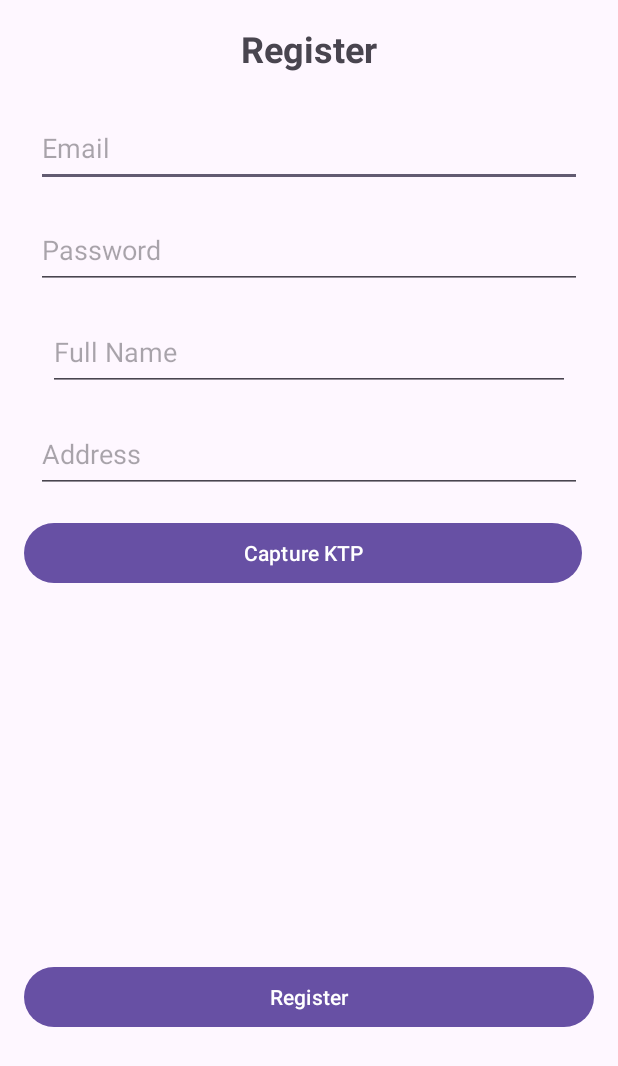
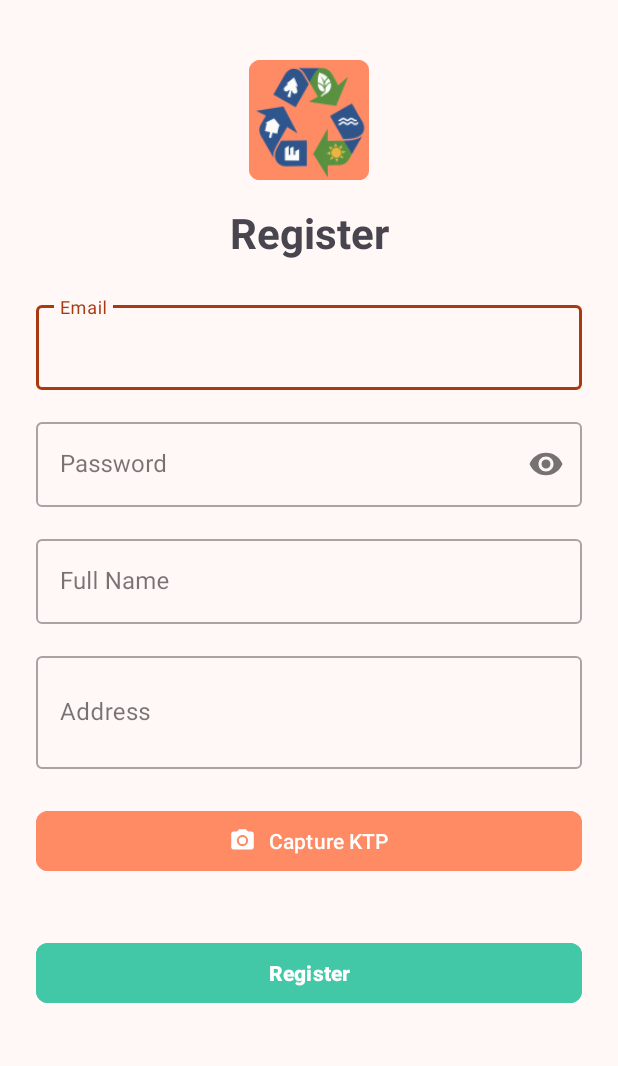
Before and after one commit to Recycly-project/md_work_space, an Android app: the RegisterActivity screen opened directly, with no data from a screen before it, on a phone screen of 412 x 824 dp. Shown: the top 1066 px of the screen. Run offline under Robolectric (Android 15) with nearby library versions, the phone set to English and light mode, and no system bars; pictures from the network do not load.

Commit message:
Improve UI login and register

```diff
--- a/app/src/main/java/com/koaladev/recycly/ui/activity/LoginActivity.kt
+++ b/app/src/main/java/com/koaladev/recycly/ui/activity/LoginActivity.kt
@@ -54,5 +54,9 @@ class LoginActivity : AppCompatActivity() {
                 Toast.makeText(this, exception.message, Toast.LENGTH_SHORT).show()
             }
         }
+
+        binding.btnRegister.setOnClickListener{
+            startActivity(Intent(this, RegisterActivity::class.java))
+        }
     }
 }
--- a/app/src/main/java/com/koaladev/recycly/ui/custombutton/CustomAddressField.kt
+++ b/app/src/main/java/com/koaladev/recycly/ui/custombutton/CustomAddressField.kt
@@ -26,7 +26,7 @@ class CustomAddressField : AppCompatEditText {
 
             override fun onTextChanged(s: CharSequence?, start: Int, before: Int, count: Int) {
                 error = if (s.isNullOrEmpty()) {
-                    "Nama tidak boleh kosong"
+                    "Address should not be empty!"
                 } else {
                     null
                 }
--- a/app/src/main/java/com/koaladev/recycly/ui/custombutton/CustomEmailField.kt
+++ b/app/src/main/java/com/koaladev/recycly/ui/custombutton/CustomEmailField.kt
@@ -25,7 +25,7 @@ class CustomEmailField: AppCompatEditText {
 
             override fun onTextChanged(s: CharSequence?, start: Int, before: Int, count: Int) {
                 error = if (!s.isNullOrEmpty() && !android.util.Patterns.EMAIL_ADDRESS.matcher(s).matches()) {
-                    "Format email salah"
+                    "Wrong email format!"
                 } else {
                     null
                 }
--- a/app/src/main/java/com/koaladev/recycly/ui/custombutton/CustomNameField.kt
+++ b/app/src/main/java/com/koaladev/recycly/ui/custombutton/CustomNameField.kt
@@ -26,7 +26,7 @@ class CustomNameField : AppCompatEditText {
 
             override fun onTextChanged(s: CharSequence?, start: Int, before: Int, count: Int) {
                 error = if (s.isNullOrEmpty()) {
-                    "Nama tidak boleh kosong"
+                    "Name should not be empty!"
                 } else {
                     null
                 }
--- a/app/src/main/java/com/koaladev/recycly/ui/custombutton/CustomPasswordField.kt
+++ b/app/src/main/java/com/koaladev/recycly/ui/custombutton/CustomPasswordField.kt
@@ -26,7 +26,7 @@ class CustomPasswordField: AppCompatEditText {
 
             override fun onTextChanged(s: CharSequence?, start: Int, before: Int, count: Int) {
                 error = if (!s.isNullOrEmpty() && s.length < 8) {
-                    "Password tidak boleh kurang dari 8 karakter!"
+                    "Password must be at least 8 characters!"
                 } else {
                     null
                 }
--- a/app/src/main/res/layout/activity_register.xml
+++ b/app/src/main/res/layout/activity_register.xml
@@ -4,118 +4,148 @@
     xmlns:tools="http://schemas.android.com/tools"
     android:layout_width="match_parent"
     android:layout_height="match_parent"
-    android:layout_marginTop="16dp"
     tools:context=".ui.activity.RegisterActivity">
 
     <ScrollView
         android:id="@+id/scrollView2"
         android:layout_width="match_parent"
-        android:layout_height="match_parent">
+        android:layout_height="match_parent"
+        android:fillViewport="true">
 
         <androidx.constraintlayout.widget.ConstraintLayout
             android:layout_width="match_parent"
             android:layout_height="wrap_content"
-            android:padding="16dp">
+            android:padding="24dp">
 
-            <TextView
-                android:id="@+id/textView"
-                android:layout_width="wrap_content"
-                android:layout_height="wrap_content"
-                android:text="@string/register"
-                android:textSize="24sp"
-                android:textStyle="bold"
+            <ImageView
+                android:id="@+id/iv_logo"
+                android:layout_width="80dp"
+                android:layout_height="80dp"
+                android:layout_marginTop="16dp"
+                android:src="@mipmap/ic_launcher"
                 app:layout_constraintEnd_toEndOf="parent"
                 app:layout_constraintStart_toStartOf="parent"
                 app:layout_constraintTop_toTopOf="parent" />
 
+            <TextView
+                android:id="@+id/tv_register_title"
+                android:layout_width="wrap_content"
+                android:layout_height="wrap_content"
+                android:layout_marginTop="16dp"
+                android:text="@string/register"
+                android:textSize="28sp"
+                android:textStyle="bold"
+                app:layout_constraintEnd_toEndOf="parent"
+                app:layout_constraintStart_toStartOf="parent"
+                app:layout_constraintTop_toBottomOf="@id/iv_logo" />
+
+            <com.google.android.material.textfield.TextInputLayout
+                android:id="@+id/til_email"
+                style="@style/Widget.MaterialComponents.TextInputLayout.OutlinedBox"
+                android:layout_width="0dp"
+                android:layout_height="wrap_content"
+                android:layout_marginTop="24dp"
+                app:layout_constraintEnd_toEndOf="parent"
+                app:layout_constraintStart_toStartOf="parent"
+                app:layout_constraintTop_toBottomOf="@id/tv_register_title">
+
                 <com.koaladev.recycly.ui.custombutton.CustomEmailField
                     android:id="@+id/et_email"
+                    android:layout_width="match_parent"
+                    android:layout_height="wrap_content"
+                    android:hint="@string/email_title" />
+            </com.google.android.material.textfield.TextInputLayout>
+
+            <com.google.android.material.textfield.TextInputLayout
+                android:id="@+id/til_password"
+                style="@style/Widget.MaterialComponents.TextInputLayout.OutlinedBox"
                 android:layout_width="0dp"
-                android:layout_height="52dp"
-                android:layout_marginStart="8dp"
-                android:layout_marginTop="24dp"
-                android:layout_marginEnd="8dp"
-                android:hint="@string/email"
+                android:layout_height="wrap_content"
+                android:layout_marginTop="16dp"
                 app:layout_constraintEnd_toEndOf="parent"
                 app:layout_constraintStart_toStartOf="parent"
-                app:layout_constraintTop_toBottomOf="@id/textView" />
+                app:layout_constraintTop_toBottomOf="@id/til_email"
+                app:passwordToggleEnabled="true">
 
                 <com.koaladev.recycly.ui.custombutton.CustomPasswordField
                     android:id="@+id/et_password"
+                    android:layout_width="match_parent"
+                    android:layout_height="wrap_content"
+                    android:hint="@string/password_title"
+                    android:inputType="textPassword" />
+            </com.google.android.material.textfield.TextInputLayout>
+
+            <com.google.android.material.textfield.TextInputLayout
+                android:id="@+id/til_fullname"
+                style="@style/Widget.MaterialComponents.TextInputLayout.OutlinedBox"
                 android:layout_width="0dp"
-                android:layout_height="52dp"
-                android:layout_marginStart="8dp"
+                android:layout_height="wrap_content"
                 android:layout_marginTop="16dp"
-                android:layout_marginEnd="8dp"
-                android:hint="@string/password"
                 app:layout_constraintEnd_toEndOf="parent"
                 app:layout_constraintStart_toStartOf="parent"
-                app:layout_constraintTop_toBottomOf="@id/et_email" />
+                app:layout_constraintTop_toBottomOf="@id/til_password">
 
                 <com.koaladev.recycly.ui.custombutton.CustomNameField
                     android:id="@+id/et_fullname"
+                    android:layout_width="match_parent"
+                    android:layout_height="wrap_content"
+                    android:hint="@string/full_name" />
+            </com.google.android.material.textfield.TextInputLayout>
+
+            <com.google.android.material.textfield.TextInputLayout
+                android:id="@+id/til_address"
+                style="@style/Widget.MaterialComponents.TextInputLayout.OutlinedBox"
                 android:layout_width="0dp"
-                android:layout_height="52dp"
-                android:layout_marginStart="16dp"
+                android:layout_height="wrap_content"
                 android:layout_marginTop="16dp"
-                android:layout_marginEnd="16dp"
-                android:hint="@string/full_name"
                 app:layout_constraintEnd_toEndOf="parent"
                 app:layout_constraintStart_toStartOf="parent"
-                app:layout_constraintTop_toBottomOf="@id/et_password" />
+                app:layout_constraintTop_toBottomOf="@id/til_fullname">
 
                 <com.koaladev.recycly.ui.custombutton.CustomAddressField
                     android:id="@+id/et_address"
-                android:layout_width="0dp"
-                android:layout_height="52dp"
-                android:layout_marginStart="8dp"
-                android:layout_marginTop="16dp"
-                android:layout_marginEnd="8dp"
+                    android:layout_width="match_parent"
+                    android:layout_height="wrap_content"
                     android:hint="@string/address"
                     android:inputType="textMultiLine"
-                android:minLines="2"
+                    android:minLines="2" />
+            </com.google.android.material.textfield.TextInputLayout>
+
+            <com.google.android.material.button.MaterialButton
+                android:id="@+id/btn_capture_ktp"
+                android:layout_width="0dp"
+                android:layout_height="wrap_content"
+                android:layout_marginTop="24dp"
+                android:text="@string/capture_ktp"
+                app:cornerRadius="8dp"
+                android:backgroundTint="?attr/colorPrimaryContainer"
+                app:icon="@drawable/ic_camera"
+                app:iconGravity="textStart"
                 app:layout_constraintEnd_toEndOf="parent"
                 app:layout_constraintStart_toStartOf="parent"
-                app:layout_constraintTop_toBottomOf="@id/et_fullname" />
+                app:layout_constraintTop_toBottomOf="@id/til_address" />
 
-            <LinearLayout
-                android:id="@+id/ktp_buttons_layout"
+            <ImageView
+                android:id="@+id/iv_ktp_preview"
                 android:layout_width="0dp"
                 android:layout_height="wrap_content"
                 android:layout_marginTop="16dp"
-                android:orientation="horizontal"
+                android:contentDescription="@string/upload_ktp"
+                android:scaleType="centerInside"
                 app:layout_constraintEnd_toEndOf="parent"
                 app:layout_constraintStart_toStartOf="parent"
-                app:layout_constraintTop_toBottomOf="@id/et_address">
-
-                <Button
-                    android:id="@+id/btn_capture_ktp"
-                    android:layout_width="0dp"
-                    android:layout_height="wrap_content"
-                    android:layout_marginEnd="8dp"
-                    android:layout_weight="1"
-                    android:text="@string/capture_ktp" />
-
-            </LinearLayout>
-
-            <ImageView
-                android:id="@+id/iv_ktp_preview"
-                android:layout_width="200dp"
-                android:layout_height="200dp"
-                android:layout_marginTop="24dp"
-                android:contentDescription="@string/upload_ktp"
-                android:scaleType="centerCrop"
-                app:layout_constraintEnd_toEndOf="parent"
-                app:layout_constraintStart_toStartOf="parent"
-                app:layout_constraintTop_toBottomOf="@id/ktp_buttons_layout"
+                app:layout_constraintTop_toBottomOf="@id/btn_capture_ktp"
                 tools:src="@drawable/ic_launcher_background" />
 
-            <Button
+            <com.google.android.material.button.MaterialButton
                 android:id="@+id/btn_register"
                 android:layout_width="0dp"
                 android:layout_height="wrap_content"
                 android:layout_marginTop="24dp"
                 android:text="@string/register"
+                android:backgroundTint="?attr/colorSecondaryContainer"
+                android:textStyle="bold"
+                app:cornerRadius="8dp"
                 app:layout_constraintEnd_toEndOf="parent"
                 app:layout_constraintStart_toStartOf="parent"
                 app:layout_constraintTop_toBottomOf="@id/iv_ktp_preview" />
--- a/app/src/main/res/values-night/themes.xml
+++ b/app/src/main/res/values-night/themes.xml
@@ -52,9 +52,5 @@
     <style name="App.Custom.Indicator" parent="Widget.Material3.BottomNavigationView.ActiveIndicator">
         <item name="android:color">?attr/colorPrimaryContainer</item>
     </style>
-    <!-- Base application theme. -->
-    <style name="Base.AppTheme" parent="Theme.Material3.DayNight.NoActionBar">
-        <!-- Customize your dark theme here. -->
-        <!-- <item name="colorPrimary">@color/my_dark_primary</item> -->
-    </style>
+
 </resources>
--- a/app/src/main/res/values-v23/themes.xml
+++ /dev/null
@@ -1,9 +0,0 @@
-<resources xmlns:tools="http://schemas.android.com/tools">
-
-    <style name="AppTheme" parent="Base.AppTheme">
-        <!-- Transparent system bars for edge-to-edge. -->
-        <item name="android:navigationBarColor">@android:color/transparent</item>
-        <item name="android:statusBarColor">@android:color/transparent</item>
-        <item name="android:windowLightStatusBar">?attr/isLightTheme</item>
-    </style>
-</resources>
--- a/app/src/main/res/values/strings.xml
+++ b/app/src/main/res/values/strings.xml
@@ -56,21 +56,19 @@
         vestibulum. Fusce dictum libero quis erat maximus, vitae volutpat diam dignissim.
     </string>
 
+    <!-- Login & register  -->
+    <string name="login_title">"Login"</string>
+    <string name="email_title">Email</string>
+    <string name="password_title">Password</string>
+    <string name="or">or</string>
     <string name="register">Register</string>
-    <string name="email">Email</string>
-    <string name="password">Password</string>
     <string name="full_name">Full Name</string>
     <string name="address">Address</string>
-    <string name="upload_ktp">Upload KTP (Opsional)</string>
+    <string name="upload_ktp">Upload KTP (Optional)</string>
     <string name="capture_ktp">Capture KTP</string>
-    <string name="title_activity_login">LoginActivity</string>
     <string name="prompt_email">Email</string>
     <string name="prompt_password">Password</string>
-    <string name="action_sign_in">Sign in or register</string>
-    <string name="action_sign_in_short">Sign in</string>
-    <string name="welcome">"Welcome !"</string>
     <string name="invalid_username">Not a valid username</string>
-    <string name="invalid_password">Password must be >5 characters</string>
     <string name="login_failed">"Login failed"</string>
 
 </resources>
--- a/app/src/main/res/values/themes.xml
+++ b/app/src/main/res/values/themes.xml
@@ -54,9 +54,4 @@
         <item name="android:color">?attr/colorPrimaryContainer</item>
         <item name="android:alpha">1.0</item>
     </style>
-    <!-- Base application theme. -->
-    <style name="Base.AppTheme" parent="Theme.Material3.DayNight.NoActionBar">
-        <!-- Customize your light theme here. -->
-        <!-- <item name="colorPrimary">@color/my_light_primary</item> -->
-    </style>
 </resources>
```
Also changed, not shown: app/src/main/res/layout/activity_login.xml (+108 -66 lines). Lines whose indentation alone changed are shown as unchanged.
